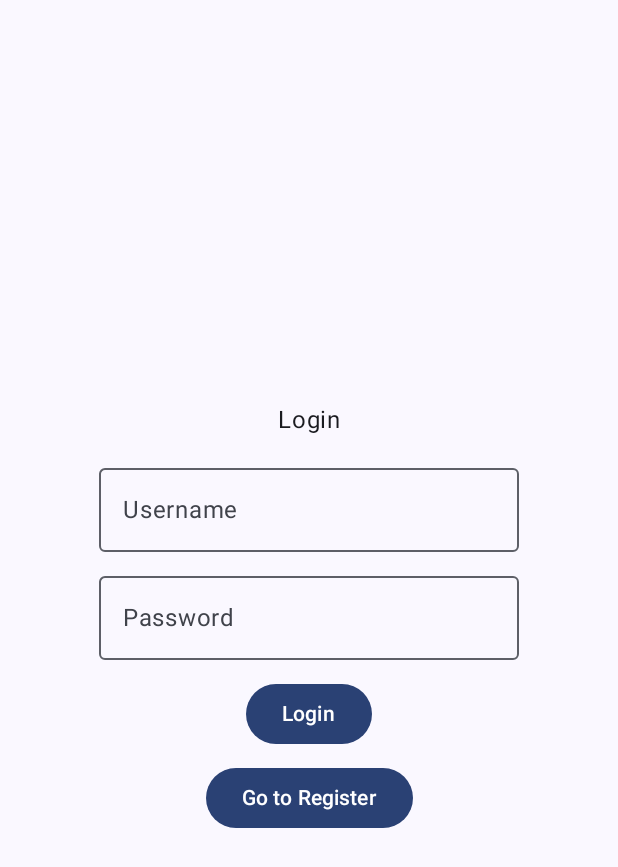
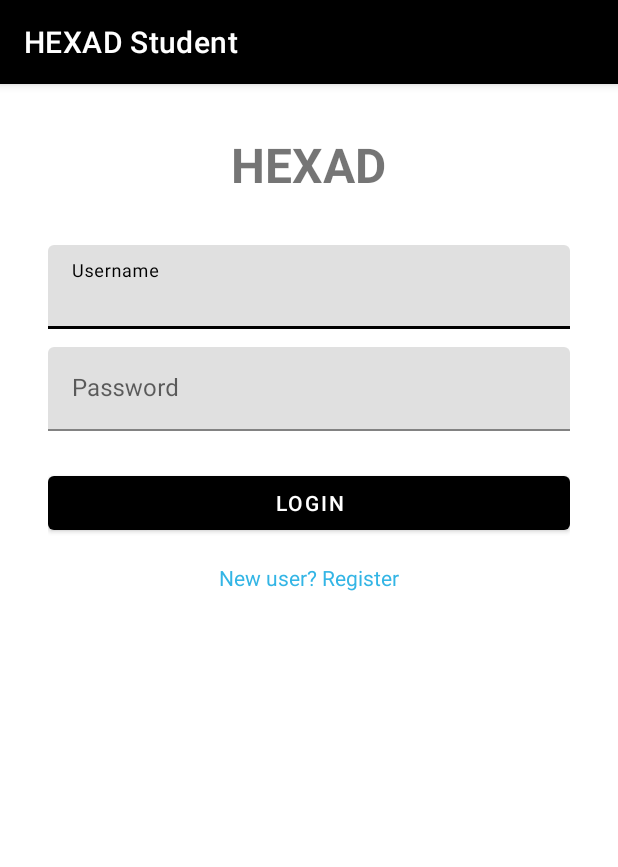
Before and after one commit to White-Devil347/HEXAD, an Android app built with Jetpack Compose: the screen it shows after launch (MainActivity before the commit, LoginActivity after it), on a phone screen of 412 x 824 dp. Shown: the top 867 px of the screen. Run offline under Robolectric (Android 15) with nearby library versions, the phone set to English and light mode, and no system bars.

Commit message:
patch v-.0.2

```diff
--- a/HEXADStudent/app/build.gradle.kts
+++ b/HEXADStudent/app/build.gradle.kts
@@ -38,11 +38,13 @@ android {
     }
     buildFeatures {
         compose = true
+        viewBinding = true
     }
 }
 
 dependencies {
     implementation(libs.androidx.core.ktx)
+    implementation(libs.androidx.appcompat)
     implementation(libs.androidx.lifecycle.runtime.ktx)
     implementation(libs.androidx.activity.compose)
     implementation(libs.androidx.lifecycle.viewmodel.compose)
@@ -53,6 +55,7 @@ dependencies {
     implementation(libs.androidx.compose.material3)
     implementation(libs.androidx.navigation.compose)
     implementation(libs.androidx.biometric)
+    implementation(libs.material)
     testImplementation(libs.junit)
     androidTestImplementation(libs.androidx.junit)
     androidTestImplementation(libs.androidx.espresso.core)
--- /dev/null
+++ b/HEXADStudent/app/src/main/java/com/hexad/studentapp/LoginActivity.kt
@@ -0,0 +1,23 @@
+package com.hexad.studentapp
+
+import android.content.Intent
+import android.os.Bundle
+import android.widget.Toast
+import androidx.appcompat.app.AppCompatActivity
+import com.hexad.studentapp.databinding.ActivityLoginBinding
+
+class LoginActivity : AppCompatActivity() {
+    private lateinit var binding: ActivityLoginBinding
+    override fun onCreate(savedInstanceState: Bundle?) {
+        super.onCreate(savedInstanceState)
+        binding = ActivityLoginBinding.inflate(layoutInflater)
+        setContentView(binding.root)
+        binding.loginButton.setOnClickListener {
+            Toast.makeText(this, "Login successful", Toast.LENGTH_SHORT).show()
+            startActivity(Intent(this, SessionCodeActivity::class.java))
+        }
+        binding.registerLink.setOnClickListener {
+            startActivity(Intent(this, RegisterActivity::class.java))
+        }
+    }
+}
--- a/HEXADStudent/app/src/main/java/com/hexad/studentapp/MainActivity.kt
+++ b/HEXADStudent/app/src/main/java/com/hexad/studentapp/MainActivity.kt
@@ -1,53 +1,12 @@
 package com.hexad.studentapp
 
 import android.os.Bundle
-import androidx.activity.compose.setContent
-import androidx.activity.enableEdgeToEdge
-import androidx.compose.material3.MaterialTheme
-import androidx.compose.material3.Surface
-import androidx.compose.runtime.Composable
-import androidx.lifecycle.viewmodel.compose.viewModel
-import androidx.navigation.NavHostController
-import androidx.navigation.compose.NavHost
-import androidx.navigation.compose.composable
-import androidx.navigation.compose.rememberNavController
-import com.hexad.studentapp.ui.theme.HEXADStudentTheme
-import androidx.fragment.app.FragmentActivity
+import androidx.appcompat.app.AppCompatActivity
 
-class MainActivity : FragmentActivity() {
+class MainActivity : AppCompatActivity() {
     override fun onCreate(savedInstanceState: Bundle?) {
         super.onCreate(savedInstanceState)
-        enableEdgeToEdge()
-        setContent {
-            HEXADStudentTheme {
-                Surface(color = MaterialTheme.colorScheme.background) {
-                    val authVm: SimpleAuthViewModel = viewModel()
-                    AppNavHost(authVm)
-                }
-            }
-        }
+        // This activity is not used now; launcher is LoginActivity in manifest.
+        finish()
     }
 }
-
-@Composable
-private fun AppNavHost(authVm: SimpleAuthViewModel, navController: NavHostController = rememberNavController()) {
-    NavHost(navController = navController, startDestination = "login") {
-        composable("login") {
-            LoginScreen(
-                vm = authVm,
-                onRegisterClick = { navController.navigate("register") },
-                onLoginSuccess = { navController.navigate("home") }
-            )
-        }
-        composable("register") {
-            RegisterScreen(
-                vm = authVm,
-                onRegisterSuccess = { navController.popBackStack(); navController.navigate("login") },
-                onBack = { navController.popBackStack() }
-            )
-        }
-        composable("home") {
-            HomeScreen(onLogout = { navController.popBackStack(route = "login", inclusive = false) })
-        }
-    }
-}
--- /dev/null
+++ b/HEXADStudent/app/src/main/res/layout/activity_login.xml
@@ -0,0 +1,60 @@
+<?xml version="1.0" encoding="utf-8"?>
+<ScrollView xmlns:android="http://schemas.android.com/apk/res/android"
+    android:layout_width="match_parent"
+    android:layout_height="match_parent">
+
+    <LinearLayout
+        android:layout_width="match_parent"
+        android:layout_height="wrap_content"
+        android:orientation="vertical"
+        android:padding="32dp"
+        android:gravity="center_horizontal">
+
+        <TextView
+            android:id="@+id/appTitle"
+            android:layout_width="wrap_content"
+            android:layout_height="wrap_content"
+            android:text="HEXAD"
+            android:textSize="32sp"
+            android:textStyle="bold"
+            android:layout_marginBottom="32dp" />
+
+        <com.google.android.material.textfield.TextInputLayout
+            android:layout_width="match_parent"
+            android:layout_height="wrap_content"
+            android:hint="Username">
+            <com.google.android.material.textfield.TextInputEditText
+                android:id="@+id/usernameEditText"
+                android:layout_width="match_parent"
+                android:layout_height="wrap_content"
+                android:inputType="text" />
+        </com.google.android.material.textfield.TextInputLayout>
+
+        <com.google.android.material.textfield.TextInputLayout
+            android:layout_width="match_parent"
+            android:layout_height="wrap_content"
+            android:layout_marginTop="12dp"
+            android:hint="Password">
+            <com.google.android.material.textfield.TextInputEditText
+                android:id="@+id/passwordEditText"
+                android:layout_width="match_parent"
+                android:layout_height="wrap_content"
+                android:inputType="textPassword" />
+        </com.google.android.material.textfield.TextInputLayout>
+
+        <com.google.android.material.button.MaterialButton
+            android:id="@+id/loginButton"
+            android:layout_width="match_parent"
+            android:layout_height="wrap_content"
+            android:text="Login"
+            android:layout_marginTop="24dp" />
+
+        <TextView
+            android:id="@+id/registerLink"
+            android:layout_width="wrap_content"
+            android:layout_height="wrap_content"
+            android:text="New user? Register"
+            android:textColor="@android:color/holo_blue_light"
+            android:layout_marginTop="16dp" />
+    </LinearLayout>
+</ScrollView>
--- a/HEXADStudent/app/src/main/res/values/themes.xml
+++ b/HEXADStudent/app/src/main/res/values/themes.xml
@@ -1,5 +1,8 @@
 <?xml version="1.0" encoding="utf-8"?>
 <resources>
 
-    <style name="Theme.HEXADStudent" parent="android:Theme.Material.Light.NoActionBar" />
+    <style name="Theme.HEXADStudent" parent="Theme.MaterialComponents.DayNight.DarkActionBar">
+        <item name="colorPrimary">@color/black</item>
+        <item name="colorOnPrimary">@android:color/white</item>
+    </style>
 </resources>
--- a/HEXADStudent/gradle/libs.versions.toml
+++ b/HEXADStudent/gradle/libs.versions.toml
@@ -11,6 +11,8 @@ composeBom = "2024.09.00"
 navCompose = "2.8.2"
 lifecycleViewModelCompose = "2.6.1"
 biometric = "1.1.0"
+appcompat = "1.6.1"
+material = "1.12.0"
 
 [libraries]
 androidx-core-ktx = { group = "androidx.core", name = "core-ktx", version.ref = "coreKtx" }
@@ -30,6 +32,8 @@ androidx-compose-material3 = { group = "androidx.compose.material3", name = "mat
 androidx-navigation-compose = { group = "androidx.navigation", name = "navigation-compose", version.ref = "navCompose" }
 androidx-lifecycle-viewmodel-compose = { group = "androidx.lifecycle", name = "lifecycle-viewmodel-compose", version.ref = "lifecycleViewModelCompose" }
 androidx-biometric = { group = "androidx.biometric", name = "biometric", version.ref = "biometric" }
+androidx-appcompat = { group = "androidx.appcompat", name = "appcompat", version.ref = "appcompat" }
+material = { group = "com.google.android.material", name = "material", version.ref = "material" }
 
 [plugins]
 android-application = { id = "com.android.application", version.ref = "agp" }
```
Also changed, not shown: HEXADStudent/app/src/main/AndroidManifest.xml (+8 -1 lines), HEXADStudent/app/src/main/java/com/hexad/studentapp/AuthScreens.kt (+45 -42 lines), HEXADStudent/app/src/main/java/com/hexad/studentapp/ConfirmationActivity.kt (added, +29 -0 lines), HEXADStudent/app/src/main/java/com/hexad/studentapp/FingerprintActivity.kt (added, +75 -0 lines), HEXADStudent/app/src/main/java/com/hexad/studentapp/RegisterActivity.kt (added, +26 -0 lines), HEXADStudent/app/src/main/java/com/hexad/studentapp/SessionCodeActivity.kt (added, +28 -0 lines), HEXADStudent/app/src/main/res/layout/activity_confirmation.xml (added, +38 -0 lines), HEXADStudent/app/src/main/res/layout/activity_fingerprint.xml (added, +29 -0 lines), HEXADStudent/app/src/main/res/layout/activity_register.xml (added, +57 -0 lines), HEXADStudent/app/src/main/res/layout/activity_session_code.xml (added, +49 -0 lines).
